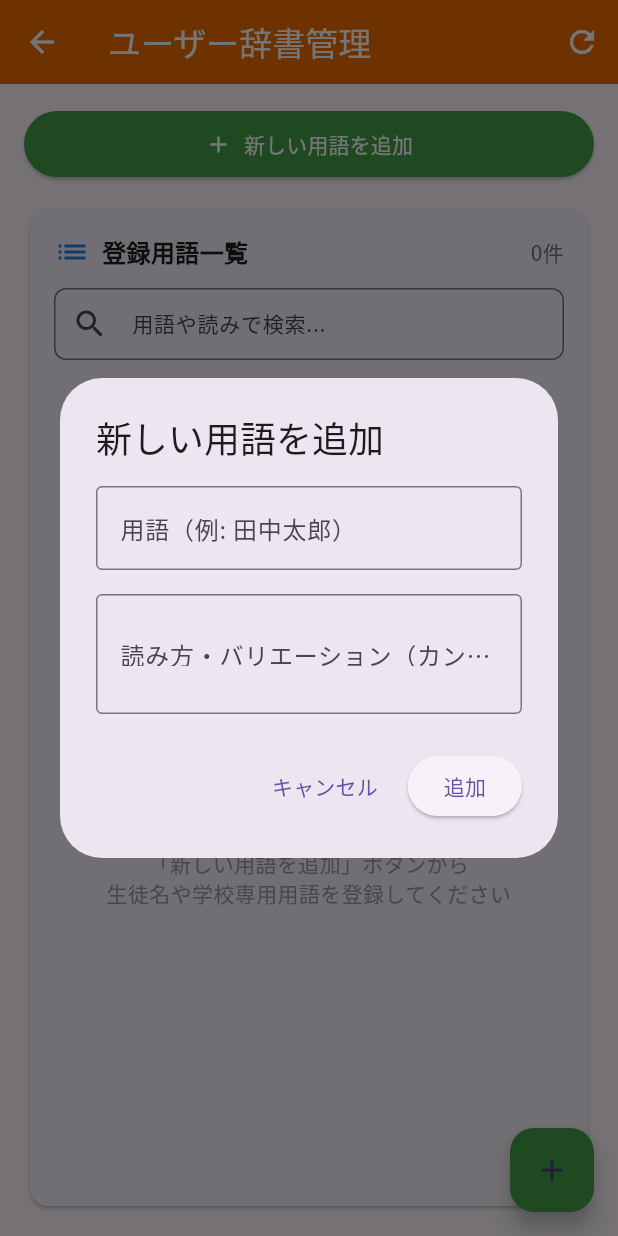
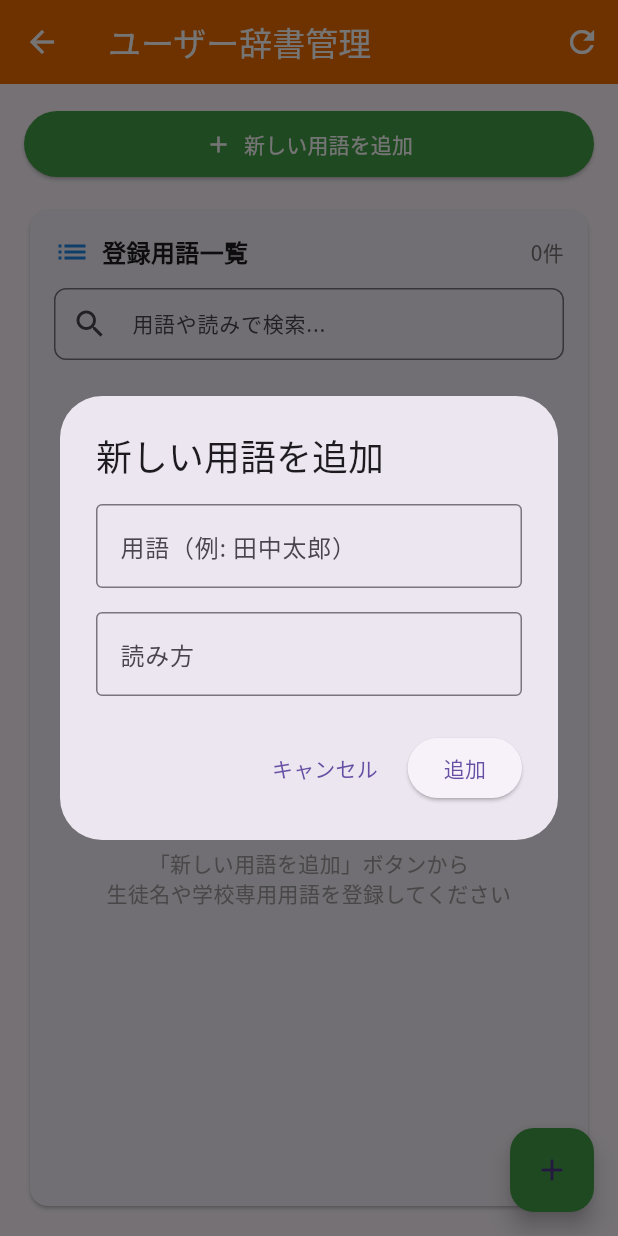
Before and after one commit to kamekamek/gakkoudayori-ai, a Flutter app: the UserDictionaryWidget screen opened directly with empty values, after a tap on "新しい用語を追加", on a phone screen of 412 x 824 dp. Run offline on Flutter 3.47's test engine with Material 3 defaults, Android fonts, the phone set to English and light mode, and no system bars; our stand-ins replace flutter_widget_from_html, google_fonts, web; missing offline and left inert: dart:html, dart:js, dart:js_interop, dart:js_util, dart:ui_web; network calls fail; statements that could not run were skipped.

Commit message:
✨ プロンプト管理システムの改善計画を新規作成し、現状分析や改善案を詳細に記述。段階的移行の実装計画や期待効果を明示し、将来的な拡張に向けた戦略を整理。ユーザー辞書ウィジェットの読み方設定に関するコードを修正し、バリエーションの管理方法を簡素化。

```diff
--- a/frontend/lib/widgets/user_dictionary_widget.dart
+++ b/frontend/lib/widgets/user_dictionary_widget.dart
@@ -109,9 +109,9 @@ class _UserDictionaryWidgetState extends State<UserDictionaryWidget> {
       return;
     }
 
-    // バリエーションを分割（カンマ区切り）
+    // 読み方を設定
     final variations = variationsText.isNotEmpty
-        ? variationsText.split(',').map((v) => v.trim()).toList()
+        ? [variationsText.trim()]
         : <String>[];
 
     setState(() {
@@ -260,7 +260,7 @@ class _UserDictionaryWidgetState extends State<UserDictionaryWidget> {
 
   void _showEditTermDialog(UserDictionaryEntry entryToEdit) {
     _termController.text = entryToEdit.term;
-    _variationsController.text = entryToEdit.variations.join(', ');
+    _variationsController.text = entryToEdit.variations.isNotEmpty ? entryToEdit.variations.first : '';
 
     showDialog(
       context: context,
@@ -283,11 +283,11 @@ class _UserDictionaryWidgetState extends State<UserDictionaryWidget> {
               TextField(
                 controller: _variationsController,
                 decoration: InputDecoration(
-                  labelText: '読み方・バリエーション（カンマ区切り）',
-                  hintText: 'たなかたろう, タナカタロウ, 田中',
+                  labelText: '読み方',
+                  hintText: 'たなかたろう',
                   border: OutlineInputBorder(),
                 ),
-                maxLines: 2,
+                maxLines: 1,
               ),
             ],
           ),
@@ -320,7 +320,7 @@ class _UserDictionaryWidgetState extends State<UserDictionaryWidget> {
     }
 
     final variations = variationsText.isNotEmpty
-        ? variationsText.split(',').map((v) => v.trim()).toList()
+        ? [variationsText.trim()]
         : <String>[];
 
     final newEntry = UserDictionaryEntry(
@@ -385,11 +385,11 @@ class _UserDictionaryWidgetState extends State<UserDictionaryWidget> {
               TextField(
                 controller: _variationsController,
                 decoration: InputDecoration(
-                  labelText: '読み方・バリエーション（カンマ区切り）',
-                  hintText: 'たなかたろう, タナカタロウ, 田中',
+                  labelText: '読み方',
+                  hintText: 'たなかたろう',
                   border: OutlineInputBorder(),
                 ),
-                maxLines: 2,
+                maxLines: 1,
               ),
             ],
           ),
@@ -581,7 +581,7 @@ class _UserDictionaryWidgetState extends State<UserDictionaryWidget> {
                                               children: [
                                                 if (term.variations.isNotEmpty)
                                                   Text(
-                                                      '読み: ${term.variations.join(', ')}'),
+                                                      '読み: ${term.variations.isNotEmpty ? term.variations.first : ''}'),
                                               ],
                                             ),
                                             trailing: isDefaultTerm ? null : PopupMenuButton(
```
Also changed, not shown: 1 other file.
